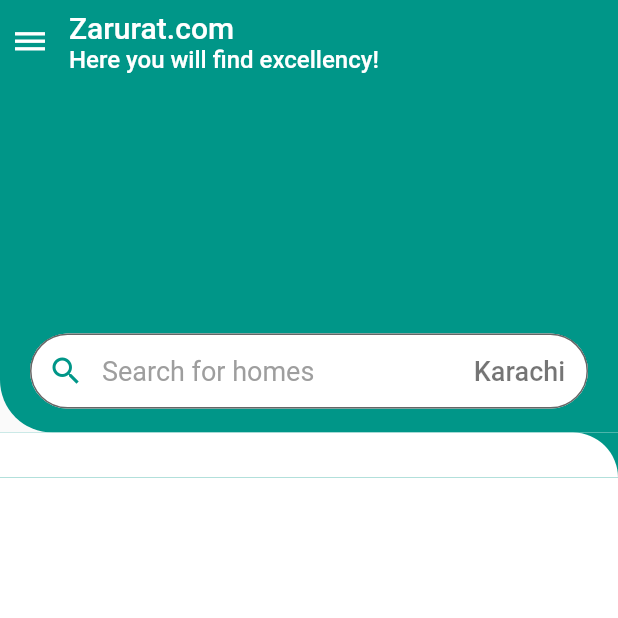
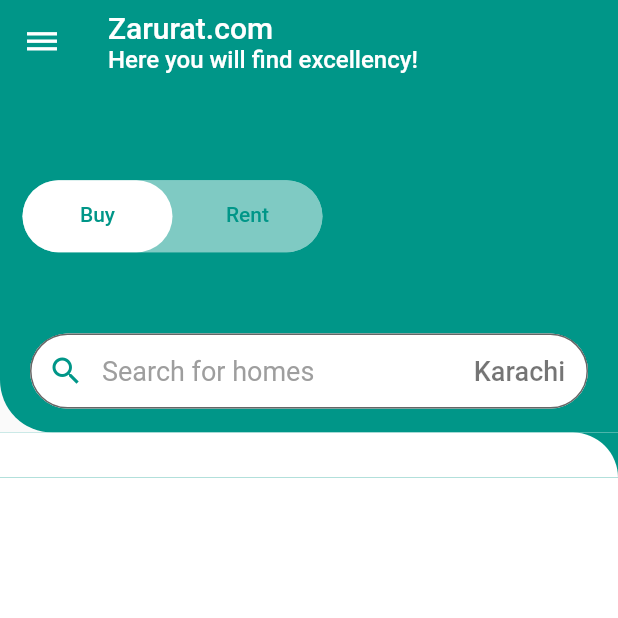
Before and after one commit to tauqeerkhattak/zarurat, a Flutter app: the screen it shows after launch, on a phone screen of 412 x 824 dp, the top half of it. Run offline on Flutter 3.47's test engine with Material 2 defaults, Android fonts, the phone set to English and light mode, and no system bars; drawn by our look-alikes of animated_text_kit; missing offline and left inert: select_dialog.

Commit message:
HomePage header completed!

```diff
--- a/lib/Home/home.dart
+++ b/lib/Home/home.dart
@@ -12,13 +12,14 @@
   _HomeState createState() => _HomeState();
 }
 
-class _HomeState extends State<Home> {
+class _HomeState extends State<Home> with SingleTickerProviderStateMixin {
   bool appbarVisible = true;
   bool bottomVisible = true;
   ScrollController _controller = ScrollController();
   double counter = 0.0;
   TextEditingController searchController = TextEditingController();
   String selectedItem = 'Karachi';
+  TabController? _tabController;
   List <String> cities = [
     'Karachi',
     'Lahore',
@@ -29,8 +30,8 @@
 
   @override
   void initState() {
+    _tabController = TabController(length: 2, vsync: this,initialIndex: 0);
     _controller = ScrollController();
-
     _controller.addListener(() {
       counter = _controller.offset;
       if (_controller.offset > 23 && !_controller.position.outOfRange) {
@@ -38,9 +39,14 @@
           bottomVisible = false;
         });
       }
-      if (_controller.offset > 50 && !_controller.position.outOfRange) {
+      if (_controller.offset > 70 && !_controller.position.outOfRange) {
         setState(() {
           appbarVisible = false;
+        });
+      }
+      if (_controller.offset <= 70 && !_controller.position.outOfRange) {
+        setState(() {
+          appbarVisible = true;
         });
       }
       if (_controller.offset <= 23 && !_controller.position.outOfRange) {
@@ -77,8 +83,7 @@
                     expandedHeight: MediaQuery.of(context).size.height * 0.35,
                     collapsedHeight: MediaQuery.of(context).size.height * 0.10,
                     elevation: 8.0,
-                    leadingWidth: 30,
-                    title: (bottomVisible)?Column(
+                    title: (appbarVisible)?Column(
                       children: [
                         Align(
                           alignment: Alignment.centerLeft,
@@ -127,7 +132,7 @@
                         ),
                       ],
                     ):null,
-                    leading: (bottomVisible)?IconButton(
+                    leading: (appbarVisible)?IconButton(
                       icon: Icon(
                         Icons.dehaze,
                         color: Data.secondaryColor,
@@ -175,6 +180,68 @@
                           color: Data.primaryColor,
                           borderRadius: BorderRadius.only(
                             bottomLeft: Radius.circular(35),
+                          ),
+                        ),
+                        child: Align(
+                          alignment: Alignment.centerLeft,
+                          child: Container(
+                            width: 200,
+                            margin: EdgeInsets.only(left: 15),
+                            decoration: BoxDecoration(
+                              borderRadius: BorderRadius.circular(30),
+                              color: Data.secondaryColor,
+                            ),
+                            child: Container(
+                              decoration: BoxDecoration(
+                                borderRadius: BorderRadius.circular(30),
+                                color: Data.primaryColor.withOpacity(0.5),
+                              ),
+                              child: TabBar(
+                                controller: _tabController,
+                                unselectedLabelColor: Data.secondaryColor,
+                                labelColor: Data.primaryColor,
+                                indicatorWeight: 2,
+                                indicator: ShapeDecoration(
+                                  shape: RoundedRectangleBorder(
+                                    borderRadius: BorderRadius.circular(40),
+                                  ),
+                                  color: Data.secondaryColor,
+                                ),
+                                automaticIndicatorColorAdjustment: true,
+                                tabs: [
+                                  Tab(
+                                    child: Container(
+                                      child: Row(
+                                        mainAxisAlignment: MainAxisAlignment.center,
+                                        children: [
+                                          Text(
+                                            'Buy',
+                                            style: TextStyle(
+                                              color: Data.primaryColor,
+                                            ),
+                                          ),
+                                        ],
+                                      ),
+                                    ),
+                                  ),
+                                  Tab(
+                                    child: Container(
+                                      child: Row(
+                                        mainAxisAlignment: MainAxisAlignment.center,
+                                        children: [
+                                          Text(
+                                            'Rent',
+                                            style: TextStyle(
+                                              color: Data.primaryColor,
+                                            ),
+                                          ),
+                                        ],
+                                      ),
+                                    ),
+                                  ),
+                                ],
+                              ),
+                            ),
                           ),
                         ),
                       ),
```
